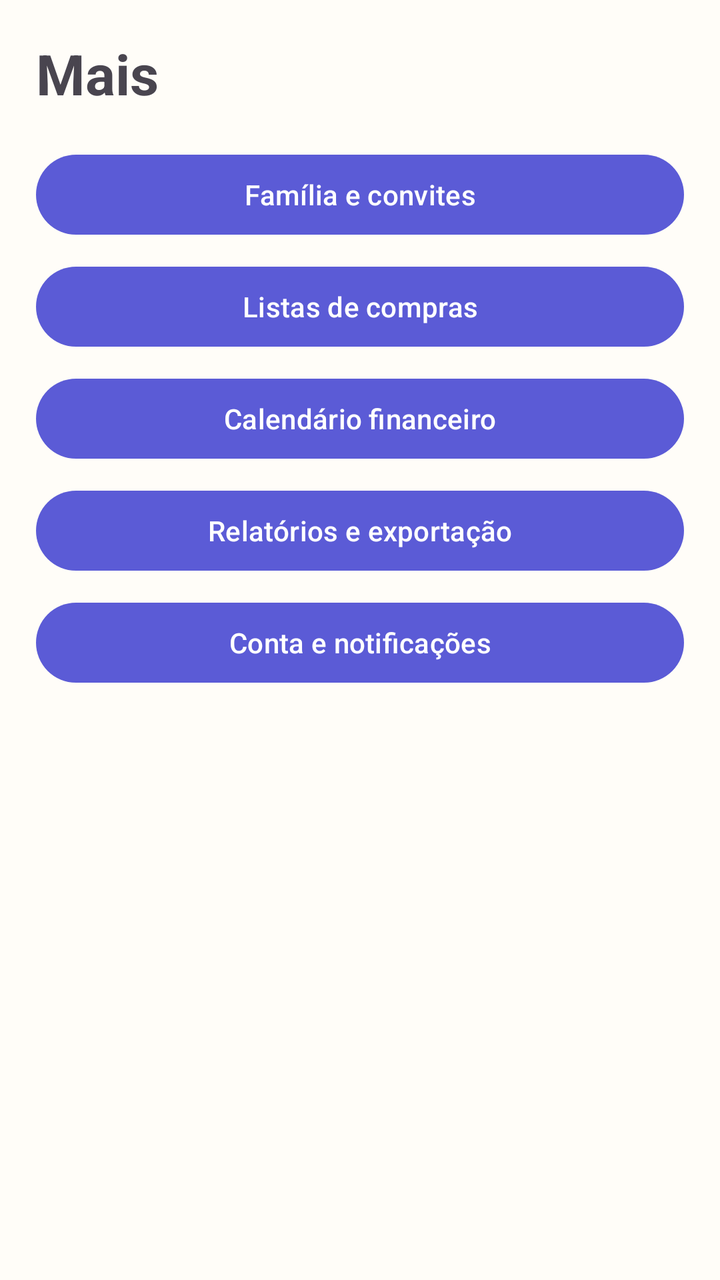
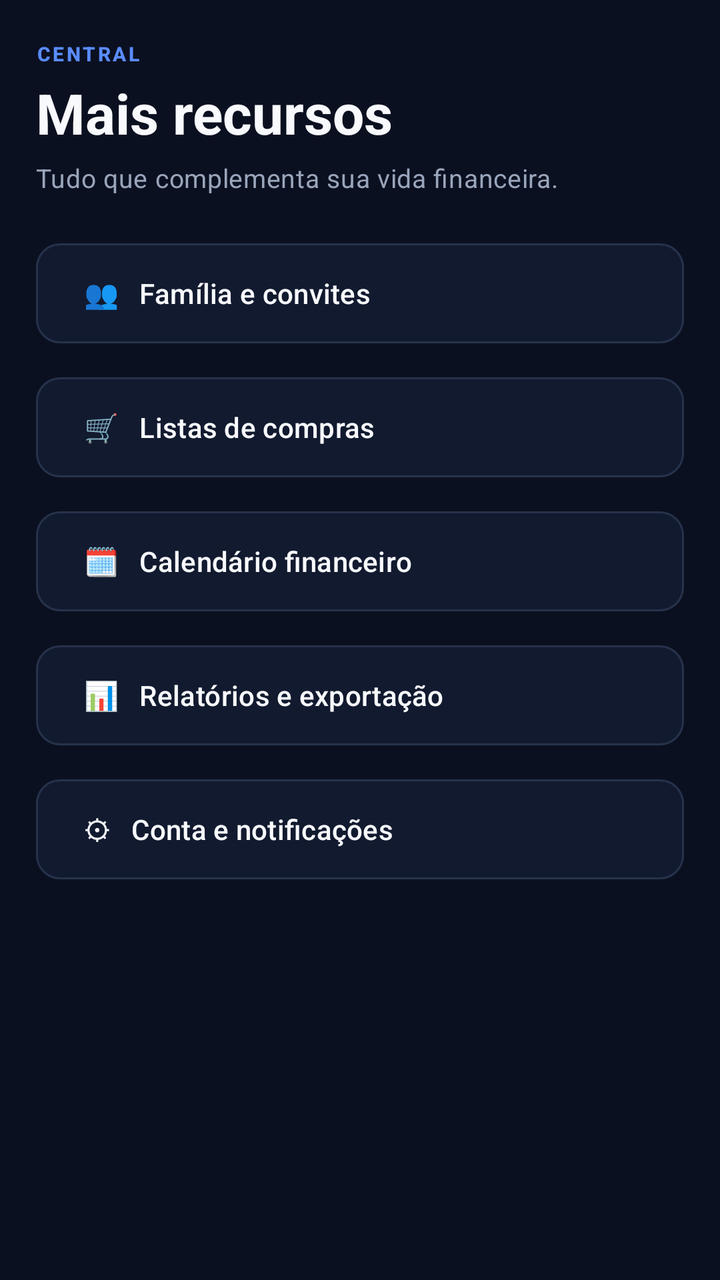

Two renders of the same Android screen: before a commit and after it. Below are the layout's source before the change and the commit's diff.
<!-- AndroidManifest.xml: application theme Theme.StopGastos -->
<!-- res/layout/fragment_more.xml -->
<?xml version="1.0" encoding="utf-8"?>
<ScrollView xmlns:android="http://schemas.android.com/apk/res/android"
    android:layout_width="match_parent"
    android:layout_height="match_parent">
    <LinearLayout android:layout_width="match_parent" android:layout_height="wrap_content" android:orientation="vertical" android:padding="18dp">
        <TextView android:layout_width="match_parent" android:layout_height="wrap_content" android:text="Mais" android:textSize="28sp" android:textStyle="bold" />
        <com.google.android.material.button.MaterialButton android:id="@+id/more_family" android:layout_width="match_parent" android:layout_height="wrap_content" android:layout_marginTop="18dp" android:text="Família e convites" />
        <com.google.android.material.button.MaterialButton android:id="@+id/more_shopping" android:layout_width="match_parent" android:layout_height="wrap_content" android:layout_marginTop="8dp" android:text="Listas de compras" />
        <com.google.android.material.button.MaterialButton android:id="@+id/more_calendar" android:layout_width="match_parent" android:layout_height="wrap_content" android:layout_marginTop="8dp" android:text="Calendário financeiro" />
        <com.google.android.material.button.MaterialButton android:id="@+id/more_reports" android:layout_width="match_parent" android:layout_height="wrap_content" android:layout_marginTop="8dp" android:text="Relatórios e exportação" />
        <com.google.android.material.button.MaterialButton android:id="@+id/more_settings" android:layout_width="match_parent" android:layout_height="wrap_content" android:layout_marginTop="8dp" android:text="Conta e notificações" />
    </LinearLayout>
</ScrollView>
<!-- resources referenced by this layout -->
<resources>
  <style name="Theme.StopGastos" parent="Theme.Material3.DayNight.NoActionBar">
          <item name="colorPrimary">@color/primary</item>
          <item name="colorOnPrimary">@color/on_primary</item>
          <item name="colorSecondary">@color/secondary</item>
          <item name="android:colorBackground">@color/surface</item>
          <item name="colorSurface">@color/surface</item>
          <item name="colorError">@color/error</item>
          <item name="android:windowLightStatusBar">true</item>
      </style>
  <color name="primary">#5B5BD6</color>
  <color name="on_primary">#FFFFFF</color>
  <color name="secondary">#008C7A</color>
  <color name="surface">#FFFDF8</color>
  <color name="error">#BA1A1A</color>
</resources>

<!-- the commit's change to res/layout/fragment_more.xml (unified diff, before → after) -->
@@ -1,13 +1,15 @@
 <?xml version="1.0" encoding="utf-8"?>
-<ScrollView xmlns:android="http://schemas.android.com/apk/res/android"
-    android:layout_width="match_parent"
-    android:layout_height="match_parent">
-    <LinearLayout android:layout_width="match_parent" android:layout_height="wrap_content" android:orientation="vertical" android:padding="18dp">
-        <TextView android:layout_width="match_parent" android:layout_height="wrap_content" android:text="Mais" android:textSize="28sp" android:textStyle="bold" />
-        <com.google.android.material.button.MaterialButton android:id="@+id/more_family" android:layout_width="match_parent" android:layout_height="wrap_content" android:layout_marginTop="18dp" android:text="Família e convites" />
-        <com.google.android.material.button.MaterialButton android:id="@+id/more_shopping" android:layout_width="match_parent" android:layout_height="wrap_content" android:layout_marginTop="8dp" android:text="Listas de compras" />
-        <com.google.android.material.button.MaterialButton android:id="@+id/more_calendar" android:layout_width="match_parent" android:layout_height="wrap_content" android:layout_marginTop="8dp" android:text="Calendário financeiro" />
-        <com.google.android.material.button.MaterialButton android:id="@+id/more_reports" android:layout_width="match_parent" android:layout_height="wrap_content" android:layout_marginTop="8dp" android:text="Relatórios e exportação" />
-        <com.google.android.material.button.MaterialButton android:id="@+id/more_settings" android:layout_width="match_parent" android:layout_height="wrap_content" android:layout_marginTop="8dp" android:text="Conta e notificações" />
+<androidx.core.widget.NestedScrollView xmlns:android="http://schemas.android.com/apk/res/android"
+    android:layout_width="match_parent" android:layout_height="match_parent" android:background="@color/background" android:fillViewport="true">
+    <LinearLayout android:layout_width="match_parent" android:layout_height="wrap_content" android:orientation="vertical"
+        android:paddingStart="@dimen/screen_padding" android:paddingEnd="@dimen/screen_padding" android:paddingTop="20dp" android:paddingBottom="24dp">
+        <TextView android:layout_width="wrap_content" android:layout_height="wrap_content" android:text="CENTRAL" android:textAppearance="@style/TextAppearance.StopGastos.Eyebrow" />
+        <TextView android:layout_width="match_parent" android:layout_height="wrap_content" android:layout_marginTop="4dp" android:text="Mais recursos" android:textAppearance="@style/TextAppearance.StopGastos.Title" />
+        <TextView android:layout_width="match_parent" android:layout_height="wrap_content" android:layout_marginTop="5dp" android:text="Tudo que complementa sua vida financeira." android:textAppearance="@style/TextAppearance.StopGastos.BodyMuted" />
+        <com.google.android.material.button.MaterialButton android:id="@+id/more_family" style="@style/Widget.StopGastos.Button.Secondary" android:layout_width="match_parent" android:layout_height="58dp" android:layout_marginTop="20dp" android:gravity="start|center_vertical" android:text="👥   Família e convites" />
+        <com.google.android.material.button.MaterialButton android:id="@+id/more_shopping" style="@style/Widget.StopGastos.Button.Secondary" android:layout_width="match_parent" android:layout_height="58dp" android:layout_marginTop="9dp" android:gravity="start|center_vertical" android:text="🛒   Listas de compras" />
+        <com.google.android.material.button.MaterialButton android:id="@+id/more_calendar" style="@style/Widget.StopGastos.Button.Secondary" android:layout_width="match_parent" android:layout_height="58dp" android:layout_marginTop="9dp" android:gravity="start|center_vertical" android:text="🗓   Calendário financeiro" />
+        <com.google.android.material.button.MaterialButton android:id="@+id/more_reports" style="@style/Widget.StopGastos.Button.Secondary" android:layout_width="match_parent" android:layout_height="58dp" android:layout_marginTop="9dp" android:gravity="start|center_vertical" android:text="📊   Relatórios e exportação" />
+        <com.google.android.material.button.MaterialButton android:id="@+id/more_settings" style="@style/Widget.StopGastos.Button.Secondary" android:layout_width="match_parent" android:layout_height="58dp" android:layout_marginTop="9dp" android:gravity="start|center_vertical" android:text="⚙   Conta e notificações" />
     </LinearLayout>
-</ScrollView>
+</androidx.core.widget.NestedScrollView>
<!-- resource entries referenced after the edit -->
@@ -1,18 +1,61 @@
 <!-- resources referenced by this layout -->
 <resources>
-  <style name="Theme.StopGastos" parent="Theme.Material3.DayNight.NoActionBar">
+  <color name="background">#0B1020</color>
+  <dimen name="screen_padding">18dp</dimen>
+  <style name="TextAppearance.StopGastos.BodyMuted" parent="TextAppearance.Material3.BodyMedium">
+          <item name="android:textColor">@color/text_muted</item>
+          <item name="android:textSize">13sp</item>
+      </style>
+  <style name="TextAppearance.StopGastos.Eyebrow" parent="TextAppearance.Material3.LabelSmall">
+          <item name="android:textColor">@color/primary_2</item>
+          <item name="android:textStyle">bold</item>
+          <item name="android:letterSpacing">0.12</item>
+          <item name="android:textAllCaps">true</item>
+          <item name="android:textSize">10sp</item>
+      </style>
+  <style name="TextAppearance.StopGastos.Title" parent="TextAppearance.Material3.HeadlineMedium">
+          <item name="android:textColor">@color/text_primary</item>
+          <item name="android:textStyle">bold</item>
+          <item name="android:textSize">28sp</item>
+      </style>
+  <style name="Widget.StopGastos.Button.Secondary" parent="Widget.Material3.Button.OutlinedButton">
+          <item name="backgroundTint">@color/surface</item>
+          <item name="strokeColor">@color/line</item>
+          <item name="android:textColor">@color/text_primary</item>
+          <item name="cornerRadius">12dp</item>
+          <item name="android:minHeight">46dp</item>
+          <item name="android:textAllCaps">false</item>
+      </style>
+  <style name="Theme.StopGastos" parent="Theme.Material3.Dark.NoActionBar">
           <item name="colorPrimary">@color/primary</item>
           <item name="colorOnPrimary">@color/on_primary</item>
+          <item name="colorPrimaryContainer">@color/primary_soft</item>
+          <item name="colorOnPrimaryContainer">@color/text_primary</item>
           <item name="colorSecondary">@color/secondary</item>
-          <item name="android:colorBackground">@color/surface</item>
           <item name="colorSurface">@color/surface</item>
-          <item name="colorError">@color/error</item>
-          <item name="android:windowLightStatusBar">true</item>
+          <item name="colorSurfaceVariant">@color/surface_2</item>
+          <item name="colorOnSurface">@color/text_primary</item>
+          <item name="colorOnSurfaceVariant">@color/text_muted</item>
+          <item name="colorOutline">@color/line</item>
+          <item name="colorError">@color/danger</item>
+          <item name="android:colorBackground">@color/background</item>
+          <item name="android:windowBackground">@color/background</item>
+          <item name="android:statusBarColor">@color/background</item>
+          <item name="android:navigationBarColor">@color/background</item>
+          <item name="android:windowLightStatusBar">false</item>
+          <item name="android:windowLightNavigationBar">false</item>
+          <item name="android:windowNoTitle">true</item>
       </style>
-  <color name="primary">#5B5BD6</color>
+  <color name="text_muted">#99A5BB</color>
+  <color name="primary_2">#5A8CFF</color>
+  <color name="text_primary">#F7F9FC</color>
+  <color name="primary">#7B61FF</color>
   <color name="on_primary">#FFFFFF</color>
-  <color name="secondary">#008C7A</color>
-  <color name="surface">#FFFDF8</color>
-  <color name="error">#BA1A1A</color>
+  <color name="primary_soft">#2A2457</color>
+  <color name="secondary">#16C7B7</color>
+  <color name="surface_2">#17223B</color>
+  <color name="danger">#FF5F6D</color>
+  <color name="surface">#121A2F</color>
+  <color name="line">#26324B</color>
 </resources>
 
